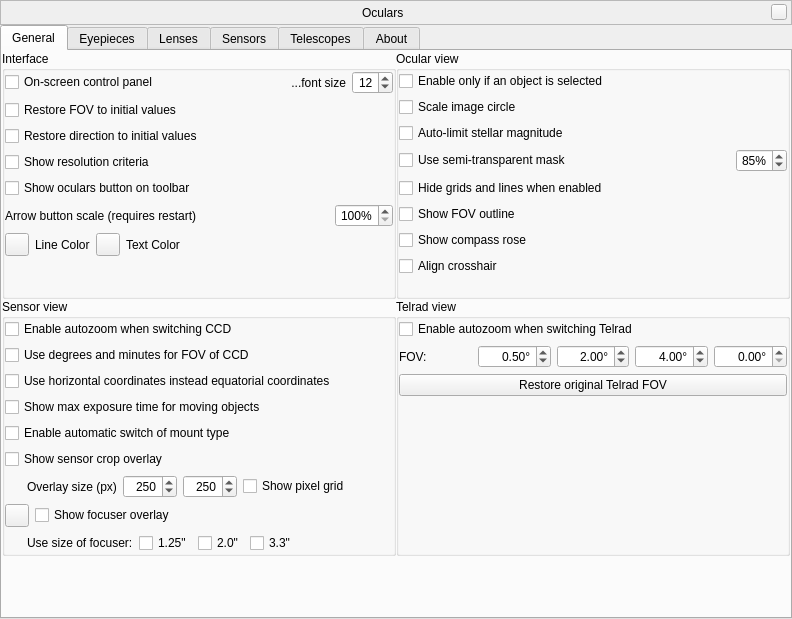
First picture: the form in plugins/Oculars/src/gui/ocularDialog.ui, repository Stellarium/stellarium, before the edit.
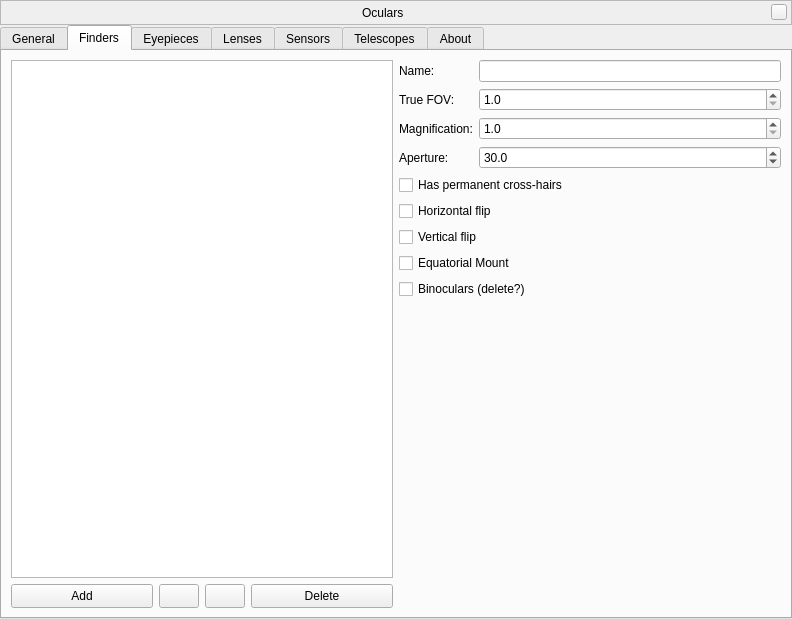
Second picture: the form after the edit. The open tabs and pages were chosen to show the change. Icons and pictures are not drawn. Custom widgets are drawn as their Qt base class.

Commit message: Add finder class. - begin of restructuring - runs, but Finder does nothing. - need to move isBinocular() functionality from Ocular to Finder - certainly many mode switching details unfinished

The edit to the form file:
```diff
--- a/plugins/Oculars/src/gui/ocularDialog.ui
+++ b/plugins/Oculars/src/gui/ocularDialog.ui
@@ -1040,6 +1040,302 @@
           </item>
          </layout>
         </widget>
+		
+		
+		
+		
+        <widget class="QWidget" name="findersTab">
+         <attribute name="title">
+          <string>Finders</string>
+         </attribute>
+         <layout class="QGridLayout" name="gridLayoutFinders">
+          <item row="0" column="0">
+           <layout class="QHBoxLayout" name="horizontalLayoutFinders">
+            <item>
+             <layout class="QVBoxLayout" name="verticalLayoutFinders">
+              <item>
+               <widget class="QListView" name="finderListView">
+                <property name="editTriggers">
+                 <set>QAbstractItemView::NoEditTriggers</set>
+                </property>
+                <property name="isWrapping" stdset="0">
+                 <bool>false</bool>
+                </property>
+                <property name="resizeMode">
+                 <enum>QListView::Fixed</enum>
+                </property>
+                <property name="viewMode">
+                 <enum>QListView::ListMode</enum>
+                </property>
+                <property name="modelColumn">
+                 <number>0</number>
+                </property>
+               </widget>
+              </item>
+			  
+              <item>
+               <layout class="QHBoxLayout" name="horizontalLayoutFinders2">
+                <item>
+                 <widget class="QPushButton" name="addFinder">
+                  <property name="minimumSize">
+                   <size>
+                    <width>0</width>
+                    <height>24</height>
+                   </size>
+                  </property>
+                  <property name="focusPolicy">
+                   <enum>Qt::NoFocus</enum>
+                  </property>
+                  <property name="text">
+                   <string>Add</string>
+                  </property>
+                 </widget>
+                </item>
+				
+                <item>
+                 <widget class="QPushButton" name="pushButtonMoveFinderUp">
+                  <property name="sizePolicy">
+                   <sizepolicy hsizetype="Fixed" vsizetype="Fixed">
+                    <horstretch>0</horstretch>
+                    <verstretch>0</verstretch>
+                   </sizepolicy>
+                  </property>
+                  <property name="minimumSize">
+                   <size>
+                    <width>24</width>
+                    <height>24</height>
+                   </size>
+                  </property>
+                  <property name="focusPolicy">
+                   <enum>Qt::NoFocus</enum>
+                  </property>
+                  <property name="icon">
+                   <iconset resource="../../../../data/gui/guiRes.qrc">
+                    <normaloff>:/graphicGui/uibtUp.png</normaloff>
+                    <disabledoff>:/graphicGui/uibtUp-disabled.png</disabledoff>:/graphicGui/uibtUp.png</iconset>
+                  </property>
+                 </widget>
+                </item>
+				
+                <item>
+                 <widget class="QPushButton" name="pushButtonMoveFinderDown">
+                  <property name="sizePolicy">
+                   <sizepolicy hsizetype="Fixed" vsizetype="Fixed">
+                    <horstretch>0</horstretch>
+                    <verstretch>0</verstretch>
+                   </sizepolicy>
+                  </property>
+                  <property name="minimumSize">
+                   <size>
+                    <width>24</width>
+                    <height>24</height>
+                   </size>
+                  </property>
+                  <property name="focusPolicy">
+                   <enum>Qt::NoFocus</enum>
+                  </property>
+                  <property name="icon">
+                   <iconset resource="../../../../data/gui/guiRes.qrc">
+                    <normaloff>:/graphicGui/uibtDown.png</normaloff>
+                    <disabledoff>:/graphicGui/uibtDown-disabled.png</disabledoff>:/graphicGui/uibtDown.png</iconset>
+                  </property>
+                 </widget>
+                </item>
+				
+                <item>
+                 <widget class="QPushButton" name="deleteFinder">
+                  <property name="minimumSize">
+                   <size>
+                    <width>0</width>
+                    <height>24</height>
+                   </size>
+                  </property>
+                  <property name="focusPolicy">
+                   <enum>Qt::NoFocus</enum>
+                  </property>
+                  <property name="text">
+                   <string>Delete</string>
+                  </property>
+                 </widget>
+                </item>
+               </layout>
+              </item>
+             </layout>
+            </item>
+            <item>
+             <layout class="QGridLayout" name="gridLayoutFinders2">
+			 
+              <item row="0" column="0">
+               <widget class="QLabel" name="labelFName">
+                <property name="text">
+                 <string>Name:</string>
+                </property>
+               </widget>
+              </item>			 
+
+              <item row="0" column="1">
+               <widget class="QLineEdit" name="finderName">
+                <property name="sizePolicy">
+                 <sizepolicy hsizetype="Expanding" vsizetype="Fixed">
+                  <horstretch>0</horstretch>
+                  <verstretch>0</verstretch>
+                 </sizepolicy>
+                </property>
+                <property name="baseSize">
+                 <size>
+                  <width>100</width>
+                  <height>22</height>
+                 </size>
+                </property>
+                <property name="maxLength">
+                 <number>50</number>
+                </property>
+               </widget>
+              </item>
+			  
+              <item row="1" column="0">
+               <widget class="QLabel" name="labelTFOV">
+                <property name="text">
+                 <string>True FOV:</string>
+                </property>
+               </widget>
+              </item>
+			  
+			  <item row="1" column="1">
+               <widget class="QDoubleSpinBox" name="finderFOV">
+                <property name="decimals">
+                 <number>1</number>
+                </property>
+                <property name="minimum">
+                 <double>1.0</double>
+                </property>
+                <property name="maximum">
+                 <double>25.0</double>
+                </property>
+                <property name="singleStep">
+                 <double>0.1</double>
+                </property>
+               </widget>
+              </item>
+			  
+              <item row="2" column="0">
+               <widget class="QLabel" name="labelFMag">
+                <property name="text">
+                 <string>Magnification:</string>
+                </property>
+               </widget>
+              </item>
+			  
+              <item row="2" column="1">
+               <widget class="QDoubleSpinBox" name="finderMag">
+                <property name="decimals">
+                 <number>1</number>
+                </property>
+                <property name="minimum">
+                 <double>1.0</double>
+                </property>
+                <property name="maximum">
+                 <double>300.0</double>
+                </property>
+                <property name="singleStep">
+                 <double>0.1</double>
+                </property>
+               </widget>
+              </item>
+			  
+			  <item row="3" column="0">
+               <widget class="QLabel" name="labelFDia">
+                <property name="text">
+                 <string>Aperture:</string>
+                </property>
+               </widget>
+              </item>
+
+              <item row="3" column="1">
+               <widget class="QDoubleSpinBox" name="finderDia">
+                <property name="decimals">
+                 <number>1</number>
+                </property>
+                <property name="minimum">
+                 <double>10.0</double>
+                </property>
+                <property name="maximum">
+                 <double>200.000000000000000</double>
+                </property>
+                <property name="singleStep">
+                 <double>0.100000000000000</double>
+                </property>
+                <property name="value">
+                 <double>30.0000000000000</double>
+                </property>
+               </widget>
+              </item>
+
+              <item row="4" column="0" colspan="2">
+               <widget class="QCheckBox" name="finderXHairCheckBox">
+                <property name="text">
+                 <string>Has permanent cross-hairs</string>
+                </property>
+               </widget>
+              </item>
+			  
+			  
+			   <item row="5" column="0" colspan="2">
+               <widget class="QCheckBox" name="finderHFlip">
+                <property name="text">
+                 <string>Horizontal flip</string>
+                </property>
+               </widget>
+              </item>
+              <item row="6" column="0" colspan="2">
+               <widget class="QCheckBox" name="finderVFlip">
+                <property name="text">
+                 <string>Vertical flip</string>
+                </property>
+               </widget>
+              </item>
+              <item row="7" column="0" colspan="2">
+               <widget class="QCheckBox" name="finderEQ">
+                <property name="text">
+                 <string>Equatorial Mount</string>
+                </property>
+               </widget>
+              </item>
+
+              <item row="8" column="0" colspan="2">
+               <widget class="QCheckBox" name="binocularsFinderCheckBox_useless">
+                <property name="text">
+                 <string>Binoculars (delete?)</string>
+                </property>
+               </widget>
+              </item>
+			  
+			  
+			  
+              <item row="9" column="0">
+               <spacer name="verticalSpacer">
+                <property name="orientation">
+                 <enum>Qt::Vertical</enum>
+                </property>
+                <property name="sizeHint" stdset="0">
+                 <size>
+                  <width>0</width>
+                  <height>0</height>
+                 </size>
+                </property>
+               </spacer>
+              </item>
+             </layout>
+            </item>
+           </layout>
+          </item>
+         </layout>
+        </widget>
+		
+		
+		
+		
+		
         <widget class="QWidget" name="ocularsTab">
          <attribute name="title">
           <string>Eyepieces</string>
```
Left out of the diff: 7 changed lines with no effect on the pictures. The commit also changes 11 other files.
